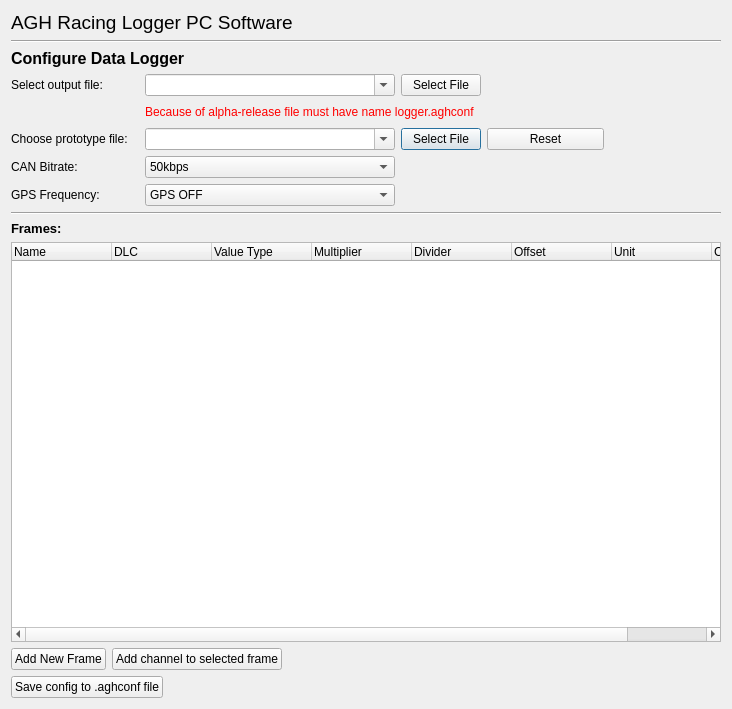
Old version of the form SW/DataLoggerPC/src/configure_logger_sd_dialog.ui in the repository mkowalik/DataLogger_CAN_GPS_2018.
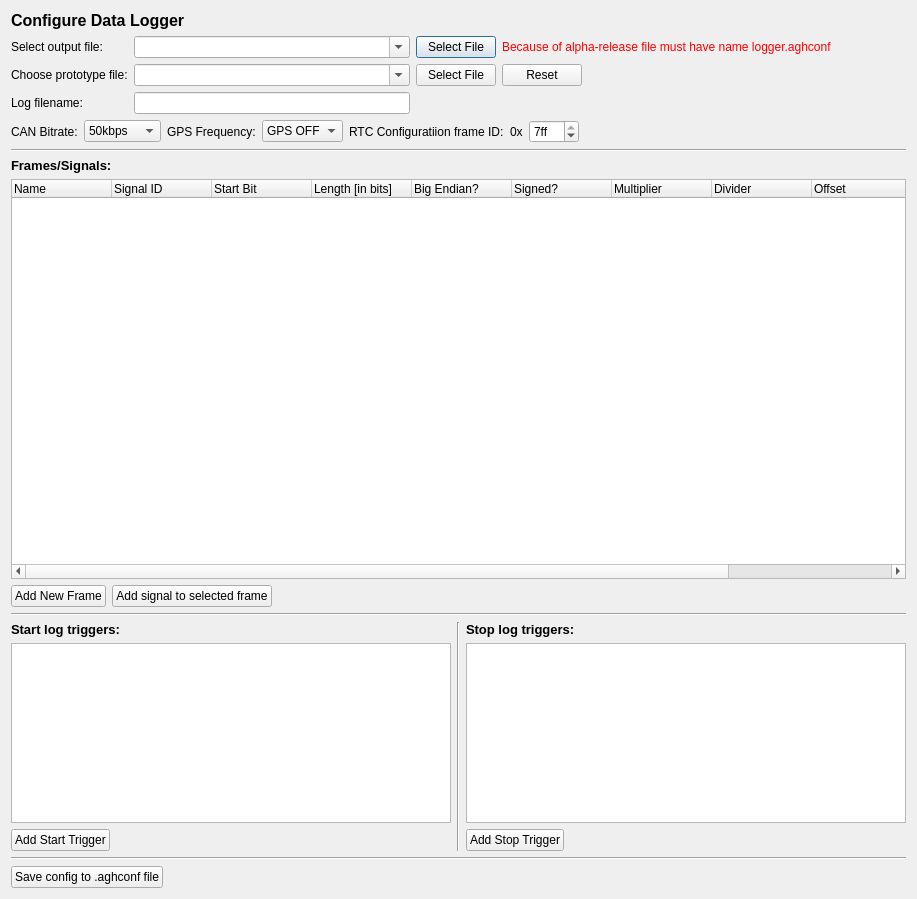
New version of the form.

Commit message: SW: Changed definition of version 0.4 of config/log file - LoggerFilesSpecification_0_4.ods file - added trigger name field. Implemented version 0.4 of configuration/log file in files: configure_logger_sd_dialog.ui/h/cpp, signal_dialog.ui/h/cpp, frame_dialog.ui/h/cpp. Changed definitions of classes: Config, ConfigFrame, ConfigSignal. Added ConfigTrigger class."

```diff
--- a/SW/DataLoggerPC/src/configure_logger_sd_dialog.ui
+++ b/SW/DataLoggerPC/src/configure_logger_sd_dialog.ui
@@ -6,40 +6,15 @@
    <rect>
     <x>0</x>
     <y>0</y>
-    <width>728</width>
-    <height>686</height>
+    <width>917</width>
+    <height>899</height>
    </rect>
   </property>
   <property name="windowTitle">
    <string>Dialog</string>
   </property>
-  <layout class="QVBoxLayout" name="verticalLayout">
-   <item>
-    <widget class="QLabel" name="mainTitleLabel">
-     <property name="font">
-      <font>
-       <pointsize>14</pointsize>
-      </font>
-     </property>
-     <property name="text">
-      <string>AGH Racing Logger PC Software</string>
-     </property>
-    </widget>
-   </item>
-   <item>
-    <widget class="Line" name="line">
-     <property name="minimumSize">
-      <size>
-       <width>300</width>
-       <height>0</height>
-      </size>
-     </property>
-     <property name="orientation">
-      <enum>Qt::Horizontal</enum>
-     </property>
-    </widget>
-   </item>
-   <item>
+  <layout class="QGridLayout" name="gridLayout_2">
+   <item row="0" column="0">
     <widget class="QLabel" name="downloadDataLabel">
      <property name="font">
       <font>
@@ -56,42 +31,8 @@
      </property>
     </widget>
    </item>
-   <item>
+   <item row="1" column="0">
     <layout class="QGridLayout" name="gridLayout">
-     <item row="2" column="3">
-      <widget class="QPushButton" name="selectPrototypeFileButton">
-       <property name="text">
-        <string>Select File</string>
-       </property>
-      </widget>
-     </item>
-     <item row="0" column="3">
-      <widget class="QPushButton" name="selectOutputFileButton">
-       <property name="text">
-        <string>Select File</string>
-       </property>
-      </widget>
-     </item>
-     <item row="3" column="0">
-      <widget class="QLabel" name="canBitrateLabel">
-       <property name="text">
-        <string>CAN Bitrate:</string>
-       </property>
-      </widget>
-     </item>
-     <item row="2" column="1" colspan="2">
-      <widget class="QComboBox" name="prototypeFileComboBox">
-       <property name="minimumSize">
-        <size>
-         <width>250</width>
-         <height>0</height>
-        </size>
-       </property>
-       <property name="editable">
-        <bool>true</bool>
-       </property>
-      </widget>
-     </item>
      <item row="0" column="0">
       <widget class="QLabel" name="selectOutputFileLabel_3">
        <property name="text">
@@ -99,86 +40,115 @@
        </property>
       </widget>
      </item>
-     <item row="1" column="0">
-      <spacer name="horizontalSpacer_3">
-       <property name="orientation">
-        <enum>Qt::Horizontal</enum>
-       </property>
-       <property name="sizeHint" stdset="0">
+     <item row="0" column="1">
+      <widget class="QComboBox" name="selectOutputFileComboBox">
+       <property name="minimumSize">
         <size>
-         <width>128</width>
-         <height>20</height>
+         <width>250</width>
+         <height>0</height>
         </size>
        </property>
-      </spacer>
-     </item>
-     <item row="0" column="5">
-      <spacer name="horizontalSpacer_6">
-       <property name="orientation">
-        <enum>Qt::Horizontal</enum>
+       <property name="editable">
+        <bool>true</bool>
        </property>
-       <property name="sizeHint" stdset="0">
-        <size>
-         <width>40</width>
-         <height>20</height>
-        </size>
-       </property>
-      </spacer>
+      </widget>
      </item>
-     <item row="2" column="0">
-      <widget class="QLabel" name="prototypeFileLabel">
+     <item row="0" column="2">
+      <widget class="QPushButton" name="selectOutputFileButton">
        <property name="text">
-        <string>Choose prototype file:</string>
+        <string>Select File</string>
        </property>
       </widget>
      </item>
-     <item row="0" column="4">
-      <spacer name="horizontalSpacer_5">
-       <property name="orientation">
-        <enum>Qt::Horizontal</enum>
-       </property>
-       <property name="sizeHint" stdset="0">
-        <size>
-         <width>40</width>
-         <height>20</height>
-        </size>
-       </property>
-      </spacer>
-     </item>
-     <item row="1" column="1" colspan="4">
+     <item row="0" column="3" colspan="2">
       <widget class="QLabel" name="warningLabel">
        <property name="text">
         <string>&lt;html&gt;&lt;head/&gt;&lt;body&gt;&lt;p&gt;&lt;span style=&quot; color:#ff0000;&quot;&gt;Because of alpha-release file must have name logger.aghconf&lt;/span&gt;&lt;/p&gt;&lt;/body&gt;&lt;/html&gt;</string>
        </property>
       </widget>
      </item>
-     <item row="2" column="5">
+     <item row="1" column="0">
+      <widget class="QLabel" name="prototypeFile_label">
+       <property name="text">
+        <string>Choose prototype file:</string>
+       </property>
+      </widget>
+     </item>
+     <item row="1" column="1">
+      <widget class="QComboBox" name="prototypeFile_comboBox">
+       <property name="minimumSize">
+        <size>
+         <width>250</width>
+         <height>0</height>
+        </size>
+       </property>
+       <property name="editable">
+        <bool>true</bool>
+       </property>
+      </widget>
+     </item>
+     <item row="1" column="2">
+      <widget class="QPushButton" name="selectPrototypeFileButton">
+       <property name="text">
+        <string>Select File</string>
+       </property>
+      </widget>
+     </item>
+     <item row="1" column="3">
+      <widget class="QPushButton" name="resetButton">
+       <property name="text">
+        <string>Reset</string>
+       </property>
+      </widget>
+     </item>
+     <item row="1" column="4">
       <spacer name="horizontalSpacer">
        <property name="orientation">
         <enum>Qt::Horizontal</enum>
        </property>
        <property name="sizeHint" stdset="0">
         <size>
-         <width>40</width>
+         <width>318</width>
          <height>20</height>
         </size>
        </property>
       </spacer>
      </item>
-     <item row="1" column="5">
+     <item row="2" column="0">
+      <widget class="QLabel" name="logFilemaname_label">
+       <property name="text">
+        <string>Log filename:</string>
+       </property>
+      </widget>
+     </item>
+     <item row="2" column="1">
+      <widget class="QLineEdit" name="logFilename_lineEdit"/>
+     </item>
+     <item row="2" column="2" colspan="3">
       <spacer name="horizontalSpacer_2">
        <property name="orientation">
         <enum>Qt::Horizontal</enum>
        </property>
        <property name="sizeHint" stdset="0">
         <size>
-         <width>40</width>
+         <width>468</width>
          <height>20</height>
         </size>
        </property>
       </spacer>
      </item>
-     <item row="3" column="1" colspan="2">
+     <item row="3" column="0" colspan="5">
+      <layout class="QHBoxLayout" name="horizontalLayout_10">
+       <item>
+        <layout class="QHBoxLayout" name="horizontalLayout_9">
+         <item>
+          <widget class="QLabel" name="canBitrateLabel">
+           <property name="text">
+            <string>CAN Bitrate:</string>
+           </property>
+          </widget>
+         </item>
+         <item>
       <widget class="QComboBox" name="canBitrateComboBox">
        <property name="currentText">
         <string>500kbps</string>
@@ -210,20 +180,18 @@
        </item>
       </widget>
      </item>
-     <item row="0" column="1" colspan="2">
-      <widget class="QComboBox" name="selectOutputFileComboBox">
-       <property name="minimumSize">
-        <size>
-         <width>250</width>
-         <height>0</height>
-        </size>
-       </property>
-       <property name="editable">
-        <bool>true</bool>
+        </layout>
+       </item>
+       <item>
+        <layout class="QHBoxLayout" name="horizontalLayout_8">
+         <item>
+          <widget class="QLabel" name="gpsFrequencyLabel">
+           <property name="text">
+            <string>GPS Frequency:</string>
        </property>
       </widget>
      </item>
-     <item row="4" column="1" colspan="2">
+         <item>
       <widget class="QComboBox" name="gpsFreqComboBox">
        <property name="currentText">
         <string>10 Hz</string>
@@ -260,23 +228,67 @@
        </item>
       </widget>
      </item>
-     <item row="2" column="4">
-      <widget class="QPushButton" name="resetButton">
+        </layout>
+       </item>
+       <item>
+        <layout class="QHBoxLayout" name="horizontalLayout_7">
+         <item>
+          <widget class="QLabel" name="rtcConfigFrameID_label">
        <property name="text">
-        <string>Reset</string>
+            <string>RTC Configuratiion frame ID:</string>
        </property>
       </widget>
      </item>
-     <item row="4" column="0">
-      <widget class="QLabel" name="gpsFrequencyLabel">
+         <item>
+          <layout class="QHBoxLayout" name="horizontalLayout_6">
+           <item>
+            <widget class="QLabel" name="x_label">
        <property name="text">
-        <string>GPS Frequency:</string>
+              <string>0x</string>
        </property>
       </widget>
      </item>
-    </layout>
-   </item>
+           <item>
+            <widget class="QSpinBox" name="rtcConfigFrameID_spinBox">
+             <property name="minimumSize">
+              <size>
+               <width>50</width>
+               <height>0</height>
+              </size>
+             </property>
+             <property name="maximum">
+              <number>2047</number>
+             </property>
+             <property name="value">
+              <number>2047</number>
+             </property>
+             <property name="displayIntegerBase">
+              <number>16</number>
+             </property>
+            </widget>
+           </item>
+          </layout>
+         </item>
+        </layout>
+       </item>
    <item>
+        <spacer name="horizontalSpacer_9">
+         <property name="orientation">
+          <enum>Qt::Horizontal</enum>
+         </property>
+         <property name="sizeHint" stdset="0">
+          <size>
+           <width>328</width>
+           <height>20</height>
+          </size>
+         </property>
+        </spacer>
+       </item>
+      </layout>
+     </item>
+    </layout>
+   </item>
+   <item row="2" column="0">
     <widget class="Line" name="line_2">
      <property name="minimumSize">
       <size>
@@ -289,7 +301,7 @@
      </property>
     </widget>
    </item>
-   <item>
+   <item row="3" column="0">
     <widget class="QLabel" name="framesLabel">
      <property name="font">
       <font>
@@ -302,10 +314,12 @@
       <locale language="English" country="UnitedKingdom"/>
      </property>
      <property name="text">
-      <string>Frames:</string>
+      <string>Frames/Signals:</string>
      </property>
     </widget>
    </item>
+   <item row="4" column="0">
+    <layout class="QVBoxLayout" name="verticalLayout_3">
    <item>
     <widget class="QTreeWidget" name="framesTreeWidget">
      <property name="minimumSize">
@@ -330,12 +344,27 @@
      </column>
      <column>
       <property name="text">
-       <string>DLC</string>
+         <string>Signal ID</string>
       </property>
      </column>
      <column>
       <property name="text">
-       <string>Value Type</string>
+         <string>Start Bit</string>
+        </property>
+       </column>
+       <column>
+        <property name="text">
+         <string>Length [in bits]</string>
+        </property>
+       </column>
+       <column>
+        <property name="text">
+         <string>Big Endian?</string>
+        </property>
+       </column>
+       <column>
+        <property name="text">
+         <string>Signed?</string>
       </property>
      </column>
      <column>
@@ -377,7 +406,7 @@
      <item>
       <widget class="QPushButton" name="addChannelButton">
        <property name="text">
-        <string>Add channel to selected frame</string>
+          <string>Add signal to selected frame</string>
        </property>
       </widget>
      </item>
@@ -396,7 +425,147 @@
      </item>
     </layout>
    </item>
+    </layout>
+   </item>
+   <item row="5" column="0">
+    <widget class="Line" name="line">
+     <property name="orientation">
+      <enum>Qt::Horizontal</enum>
+     </property>
+    </widget>
+   </item>
+   <item row="6" column="0">
+    <layout class="QHBoxLayout" name="horizontalLayout_5">
    <item>
+      <layout class="QVBoxLayout" name="verticalLayout_2">
+       <item>
+        <widget class="QLabel" name="startLogTriggers_label">
+         <property name="font">
+          <font>
+           <pointsize>10</pointsize>
+           <weight>75</weight>
+           <bold>true</bold>
+          </font>
+         </property>
+         <property name="locale">
+          <locale language="English" country="UnitedKingdom"/>
+         </property>
+         <property name="text">
+          <string>Start log triggers:</string>
+         </property>
+        </widget>
+       </item>
+       <item>
+        <widget class="QListWidget" name="startTrigger_listWidget">
+         <property name="sizePolicy">
+          <sizepolicy hsizetype="Expanding" vsizetype="Preferred">
+           <horstretch>0</horstretch>
+           <verstretch>0</verstretch>
+          </sizepolicy>
+         </property>
+        </widget>
+       </item>
+       <item>
+        <layout class="QHBoxLayout" name="horizontalLayout_4">
+         <item>
+          <widget class="QPushButton" name="addStartTrigger_button">
+           <property name="text">
+            <string>Add Start Trigger</string>
+           </property>
+          </widget>
+         </item>
+         <item>
+          <spacer name="horizontalSpacer_7">
+           <property name="orientation">
+            <enum>Qt::Horizontal</enum>
+           </property>
+           <property name="sizeHint" stdset="0">
+            <size>
+             <width>148</width>
+             <height>20</height>
+            </size>
+           </property>
+          </spacer>
+         </item>
+        </layout>
+       </item>
+      </layout>
+     </item>
+     <item>
+      <widget class="Line" name="line_3">
+       <property name="orientation">
+        <enum>Qt::Vertical</enum>
+       </property>
+      </widget>
+     </item>
+     <item>
+      <layout class="QVBoxLayout" name="verticalLayout">
+       <item>
+        <widget class="QLabel" name="stopLogTriggers_label">
+         <property name="font">
+          <font>
+           <pointsize>10</pointsize>
+           <weight>75</weight>
+           <bold>true</bold>
+          </font>
+         </property>
+         <property name="locale">
+          <locale language="English" country="UnitedKingdom"/>
+         </property>
+         <property name="text">
+          <string>Stop log triggers:</string>
+         </property>
+        </widget>
+       </item>
+       <item>
+        <widget class="QListWidget" name="stopTrigger_listWidget">
+         <property name="enabled">
+          <bool>true</bool>
+         </property>
+         <property name="sizePolicy">
+          <sizepolicy hsizetype="Expanding" vsizetype="Preferred">
+           <horstretch>0</horstretch>
+           <verstretch>0</verstretch>
+          </sizepolicy>
+         </property>
+        </widget>
+       </item>
+       <item>
+        <layout class="QHBoxLayout" name="horizontalLayout_3">
+         <item>
+          <widget class="QPushButton" name="addStopTrigger_button">
+           <property name="text">
+            <string>Add Stop Trigger</string>
+           </property>
+          </widget>
+         </item>
+         <item>
+          <spacer name="horizontalSpacer_8">
+           <property name="orientation">
+            <enum>Qt::Horizontal</enum>
+           </property>
+           <property name="sizeHint" stdset="0">
+            <size>
+             <width>148</width>
+             <height>20</height>
+            </size>
+           </property>
+          </spacer>
+         </item>
+        </layout>
+       </item>
+      </layout>
+     </item>
+    </layout>
+   </item>
+   <item row="7" column="0">
+    <widget class="Line" name="line_4">
+     <property name="orientation">
+      <enum>Qt::Horizontal</enum>
+     </property>
+    </widget>
+   </item>
+   <item row="8" column="0">
     <layout class="QHBoxLayout" name="horizontalLayout_2">
      <item>
       <widget class="QPushButton" name="saveConfigButton">
```
Left out of the diff: 2 changed lines with no effect on the pictures. Lines whose indentation alone changed are shown as unchanged. The commit also changes 45 other files.
